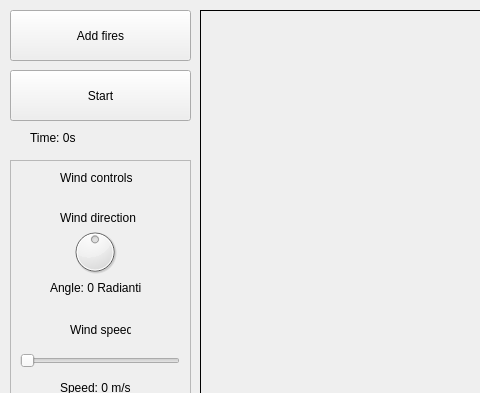
This is gui/mainwindow.ui in Arpa97/ProgettoFisica as Qt 5 draws it before an edit; both pictures show x 0 to 480 and y 0 to 393 of the 611 by 489 pixel window. The edited form follows.
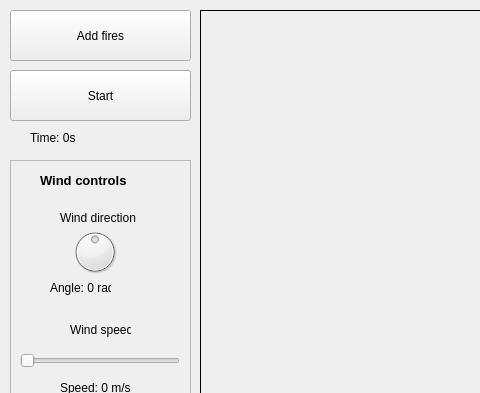
This is the edited form. Icons and pictures are not drawn.

The edit to the form file:
```diff
--- a/gui/mainwindow.ui
+++ b/gui/mainwindow.ui
@@ -150,12 +150,19 @@
     <widget class="QLabel" name="label_5">
      <property name="geometry">
       <rect>
-       <x>50</x>
+       <x>30</x>
        <y>10</y>
-       <width>91</width>
-       <height>16</height>
+       <width>111</width>
+       <height>20</height>
       </rect>
      </property>
+     <property name="font">
+      <font>
+       <pointsize>10</pointsize>
+       <weight>75</weight>
+       <bold>true</bold>
+      </font>
+     </property>
      <property name="text">
       <string>Wind controls</string>
      </property>
@@ -165,12 +172,12 @@
       <rect>
        <x>40</x>
        <y>120</y>
-       <width>121</width>
+       <width>61</width>
        <height>16</height>
       </rect>
      </property>
      <property name="text">
-      <string>Angle: 0 Radianti</string>
+      <string>Angle: 0 rad</string>
      </property>
     </widget>
     <widget class="QLabel" name="label_4">
```
Left out of the diff: 6 changed lines with no effect on the pictures.
